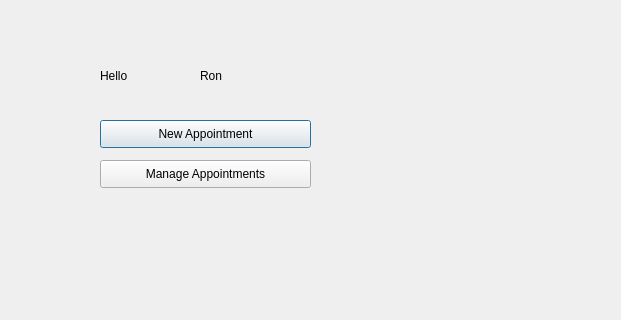
First picture: the form in Patient_home_page.ui, repository Vishwanath98/Visionary, before the edit; both pictures show x 0 to 621 and y 0 to 320 of the 1124 by 842 pixel window.
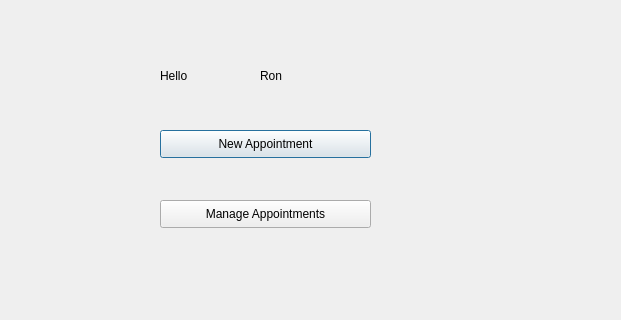
Second picture: the form after the edit. Icons and pictures are not drawn.

Diff of the .ui file:
```diff
--- a/Patient_home_page.ui
+++ b/Patient_home_page.ui
@@ -16,8 +16,8 @@
   <widget class="QPushButton" name="appointment_button">
    <property name="geometry">
     <rect>
-     <x>100</x>
-     <y>120</y>
+     <x>160</x>
+     <y>130</y>
      <width>211</width>
      <height>28</height>
     </rect>
@@ -29,8 +29,8 @@
   <widget class="QPushButton" name="manage_appointments_button">
    <property name="geometry">
     <rect>
-     <x>100</x>
-     <y>160</y>
+     <x>160</x>
+     <y>200</y>
      <width>211</width>
      <height>28</height>
     </rect>
@@ -42,7 +42,7 @@
   <widget class="QLabel" name="label">
    <property name="geometry">
     <rect>
-     <x>100</x>
+     <x>160</x>
      <y>60</y>
      <width>91</width>
      <height>31</height>
@@ -64,9 +64,9 @@
   <widget class="QLabel" name="u_name">
    <property name="geometry">
     <rect>
-     <x>200</x>
+     <x>260</x>
      <y>50</y>
-     <width>91</width>
+     <width>261</width>
      <height>51</height>
     </rect>
    </property>
@@ -77,6 +77,25 @@
     <string>Ron</string>
    </property>
   </widget>
+  <widget class="QLabel" name="profile_pic">
+   <property name="geometry">
+    <rect>
+     <x>60</x>
+     <y>40</y>
+     <width>81</width>
+     <height>81</height>
+    </rect>
+   </property>
+   <property name="text">
+    <string/>
+   </property>
+   <property name="pixmap">
+    <pixmap>profile_pic_male.png</pixmap>
+   </property>
+   <property name="scaledContents">
+    <bool>true</bool>
+   </property>
+  </widget>
  </widget>
  <resources/>
  <connections/>
```
